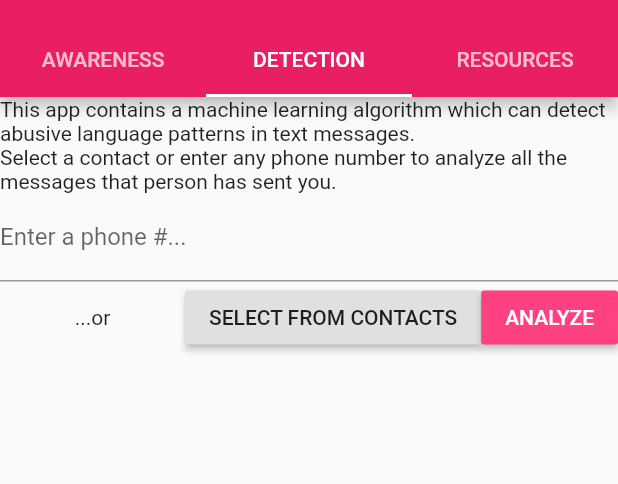
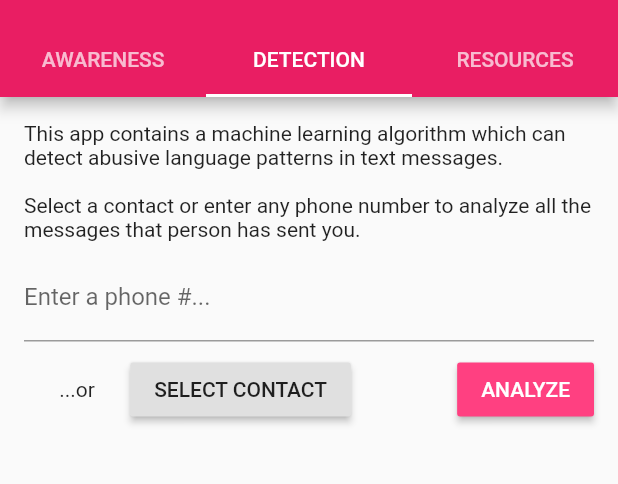
Before and after one commit to elllie/SecondLook, a Flutter app: the screen it shows after launch, tab 2 chosen, on a phone screen of 412 x 824 dp, the part 59-543 px from its top. Run offline on Flutter 3.47's test engine with Material 2 defaults, Android fonts, the phone set to English and light mode, and no system bars.

Commit message:
minor detection home layout edits

```diff
--- a/lib/main.dart
+++ b/lib/main.dart
@@ -100,22 +100,28 @@ class DetectionHome extends StatelessWidget {
   @override
   Widget build(BuildContext context) {
     // TODO: implement build
-    return Column(
+    return Padding(
+      padding: EdgeInsets.all(16.0),
+      child: Column(
       crossAxisAlignment: CrossAxisAlignment.center,
+      mainAxisAlignment: MainAxisAlignment.start,
       children: <Widget>[
-        Text('This app contains a machine learning algorithm which can detect abusive language patterns in text messages.'),
-        Text('Select a contact or enter any phone number to analyze all the messages that person has sent you.'),
-        TextField(decoration: InputDecoration(
+        Text('This app contains a machine learning algorithm which can detect abusive language patterns in text messages.\n\nSelect a contact or enter any phone number to analyze all the messages that person has sent you.'),
+      Padding(
+        padding: EdgeInsets.symmetric(vertical: 8.0),
+        child: TextField(decoration: InputDecoration(
             labelText: 'Enter a phone #...'),
             keyboardType: TextInputType.phone,
-        ),
+        ), ),
         Row(
+            mainAxisSize: MainAxisSize.max,
             children: <Widget>[
               Expanded(child: Text('...or', textAlign: TextAlign.center,),), // Expanded
               RaisedButton(
                 onPressed: () {},
-              child: const Text('SELECT FROM CONTACTS'),
+                child: const Text('SELECT CONTACT'),
               ),
+              Spacer(),
               RaisedButton(
                 onPressed: () {},
                 textColor: Colors.white,
@@ -123,9 +129,9 @@ class DetectionHome extends StatelessWidget {
                 child: const Text('ANALYZE'),
               ),
             ],
-        )
+          ),
         ],
-      // row: "...or" + select button + analyze button
+      ),
     );
   }
 
```
Lines whose indentation alone changed are shown as unchanged.
